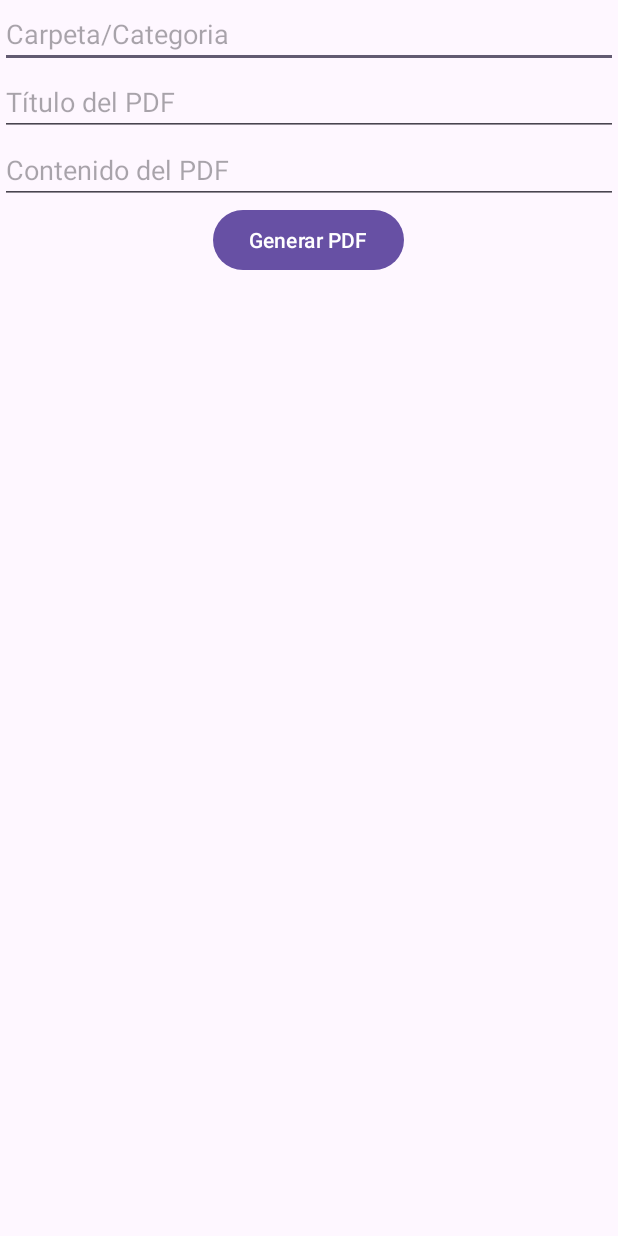
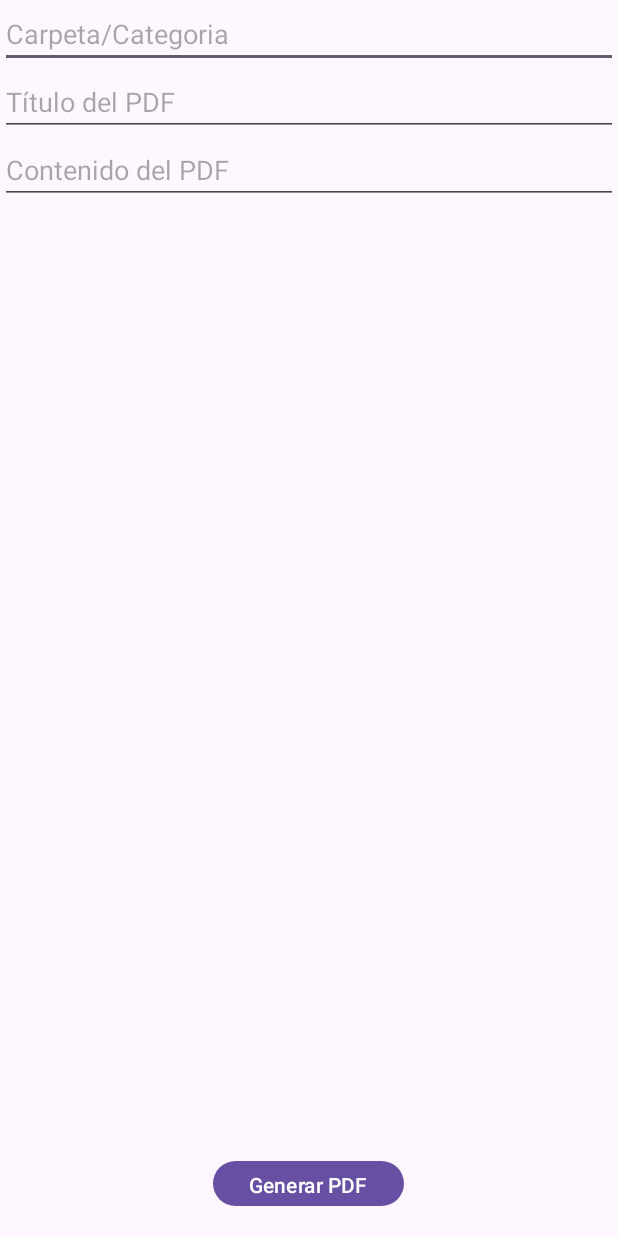
Before and after one commit to JonathanAriass/Gestor-Academico, an Android app: the fragment GenericTemplateFragment shown on its own in the app's theme, on a phone screen of 412 x 824 dp. Run offline under Robolectric (Android 15) with nearby library versions, the phone set to English and light mode, and no system bars; libraries missing offline, so code that uses them is left out: com.itextpdf.text.

Commit message:
Modificada disposición del boton generar pdf y añadida validacion inputs en plantillas generar pdf

```diff
--- a/app/src/main/res/layout/fragment_generic.xml
+++ b/app/src/main/res/layout/fragment_generic.xml
@@ -1,21 +1,20 @@
 <?xml version="1.0" encoding="utf-8"?>
-<ScrollView
+<RelativeLayout
         xmlns:android="http://schemas.android.com/apk/res/android"
         xmlns:app="http://schemas.android.com/apk/res-auto"
         xmlns:tools="http://schemas.android.com/tools"
         android:layout_width="match_parent"
         android:layout_height="match_parent">
-    <FrameLayout xmlns:android="http://schemas.android.com/apk/res/android"
-                 xmlns:tools="http://schemas.android.com/tools"
-                 android:layout_width="match_parent"
-                 android:layout_height="match_parent"
-                 tools:context=".ui.ui.slideshow.templates.GenericTemplateFragment">
+
+    <ScrollView
+            android:layout_width="match_parent"
+            android:layout_height="match_parent"
+            android:layout_above="@+id/buttonGeneratePDF">
 
         <LinearLayout
                 android:layout_width="match_parent"
                 android:layout_height="wrap_content"
-                android:orientation="vertical"
-               >
+                android:orientation="vertical">
 
             <EditText
                     android:id="@+id/editTextCategoria"
@@ -36,17 +35,16 @@
                     android:layout_height="wrap_content"
                     android:hint="Contenido del PDF"
                     android:inputType="textMultiLine" />
-            <Button
-                    android:id="@+id/buttonGeneratePDF"
-                    android:layout_width="wrap_content"
-                    android:layout_height="wrap_content"
-                    android:layout_gravity="center"
-                    android:text="Generar PDF"/>
+        </LinearLayout>
+    </ScrollView>
 
-        </LinearLayout>
-
-        <!-- Botón para generar el PDF -->
-
-    </FrameLayout>
-
-</ScrollView>
+    <!-- Botón para generar el PDF -->
+    <Button
+            android:id="@+id/buttonGeneratePDF"
+            android:layout_width="wrap_content"
+            android:layout_height="38dp"
+            android:layout_centerHorizontal="true"
+            android:layout_alignParentBottom="true"
+            android:layout_marginBottom="16dp"
+            android:text="Generar PDF"/>
+</RelativeLayout>
```
Also changed, not shown: app/src/main/java/com/example/gestoracademico/ui/ui/slideshow/templates/AcademicTemplateFragment.java (+40 -0 lines), app/src/main/java/com/example/gestoracademico/ui/ui/slideshow/templates/GenericTemplateFragment.java (+10 -0 lines), app/src/main/res/layout/fragment_academic_template.xml (+17 -21 lines).
